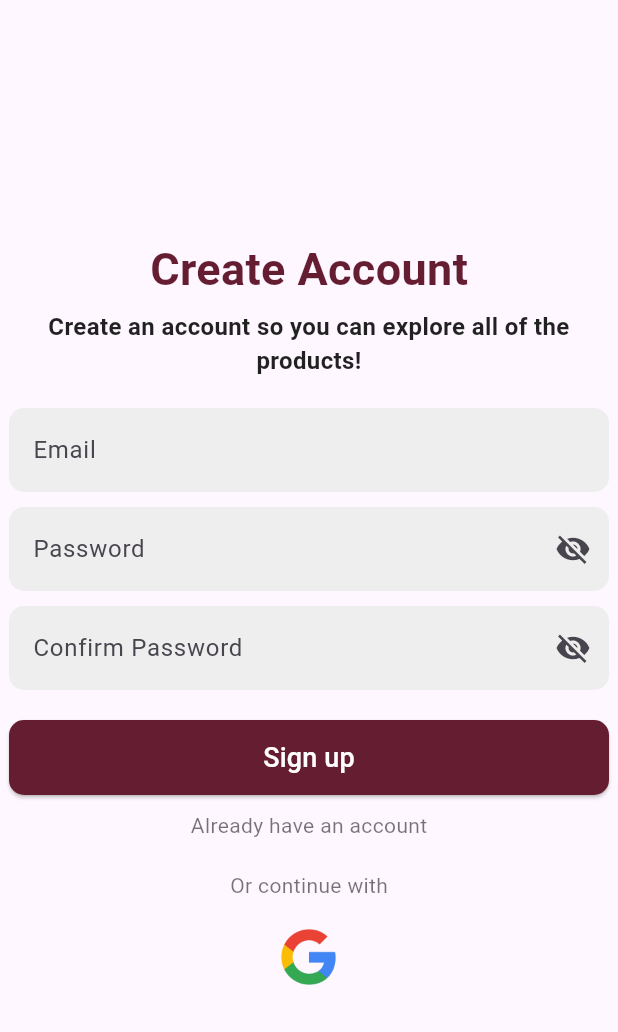
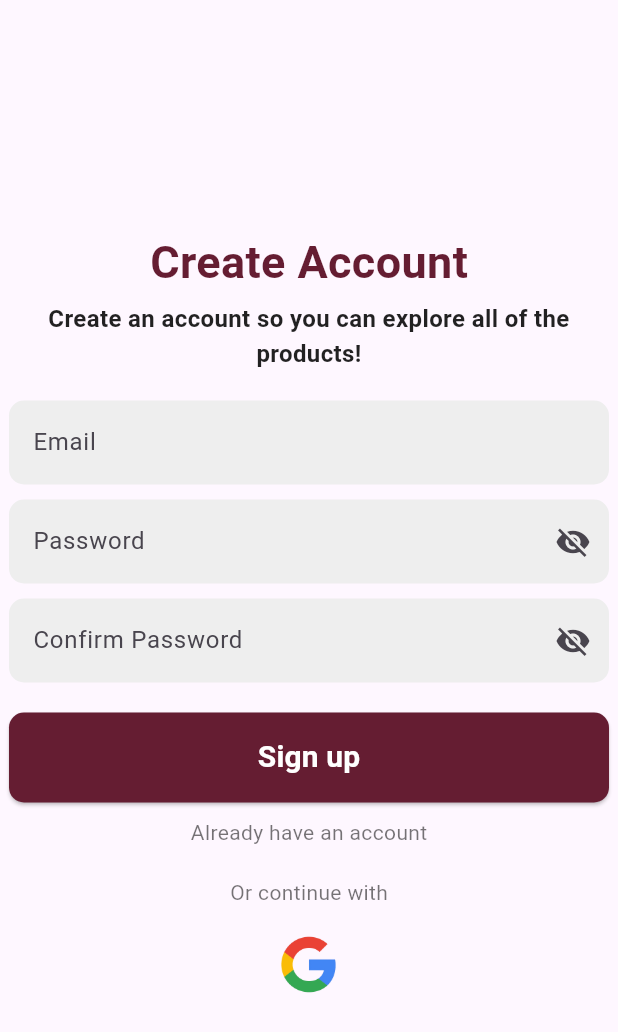
Before and after one commit to umali928/Project, a Flutter app: the SignUpForm widget shown alone on an empty page, opened directly, on a phone screen of 412 x 824 dp. Shown: the top 1032 px of the screen. Run offline on Flutter 3.47's test engine with Material 3 defaults, Android fonts, the phone set to English and light mode, and no system bars; our stand-ins replace google_fonts.

Commit message:
revised register

```diff
--- a/lib/register.dart
+++ b/lib/register.dart
@@ -146,14 +146,14 @@ class _SignUpFormState extends State<SignUpForm> {
                 onPressed: () {},
                 style: ElevatedButton.styleFrom(
                   backgroundColor: Color(0xFF651D32),
-                  minimumSize: Size(double.infinity, 50),
+                  minimumSize: Size(double.infinity, 60),
                   shape: RoundedRectangleBorder(
                     borderRadius: BorderRadius.circular(10),
                   ),
                 ),
                 child: Text(
                   'Sign up',
-                  style: GoogleFonts.roboto(fontSize: 18, color: Colors.white),
+                  style: GoogleFonts.roboto(fontSize: 20, color: Colors.white,fontWeight: FontWeight.bold),
                 ),
               ),
               SizedBox(height: 10),
```
